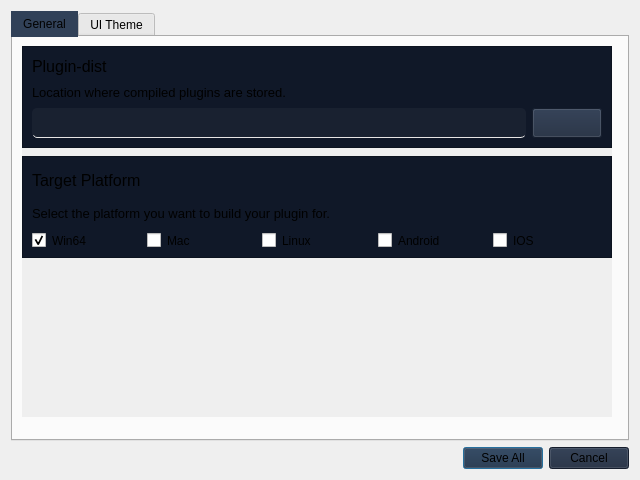
The window that PluginBuilder/settings.ui (Mecanes-Org/PluginBuilder-source) describes before a commit, drawn with Qt 5.
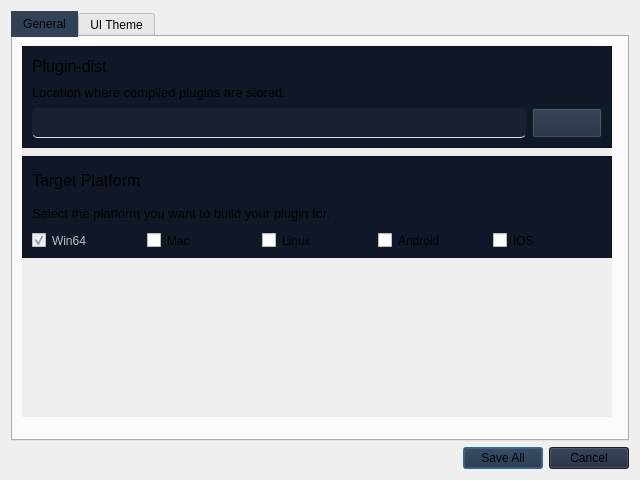
The same window after the commit. Icons and pictures are not drawn.

Commit message: v0.6.2 - - Update of the multiple build system - Update of notifications - Code optimization

Patch:
```diff
--- a/PluginBuilder/settings.ui
+++ b/PluginBuilder/settings.ui
@@ -214,6 +214,9 @@
            <layout class="QHBoxLayout" name="horizontalLayout_2">
             <item>
              <widget class="QCheckBox" name="checkBox_Win64">
+              <property name="enabled">
+               <bool>false</bool>
+              </property>
               <property name="cursor">
                <cursorShape>PointingHandCursor</cursorShape>
               </property>
```
The commit also changes 1 other file.
